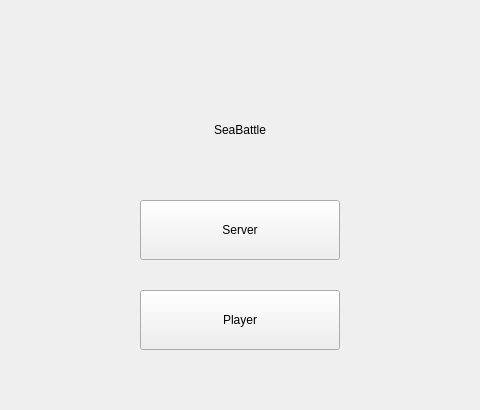
First picture: the form in OS_Lab09/mainwindow.ui, repository Dou6leR/OS_Lab09_WarshipBattle, before the edit; both pictures show x 160 to 640 and y 0 to 410 of the 800 by 600 pixel window.
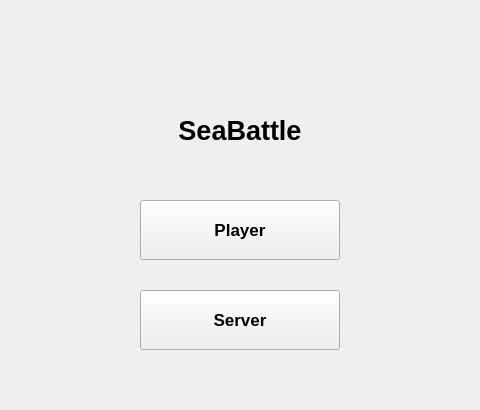
Second picture: the form after the edit. The open tabs and pages were chosen to show the change.

Commit message: Buttons restyle

Diff of the .ui file:
```diff
--- a/OS_Lab09/mainwindow.ui
+++ b/OS_Lab09/mainwindow.ui
@@ -37,11 +37,18 @@
       <property name="geometry">
        <rect>
         <x>300</x>
-        <y>200</y>
+        <y>290</y>
         <width>200</width>
         <height>60</height>
        </rect>
       </property>
+      <property name="font">
+       <font>
+        <family>Noto Sans Bengali UI</family>
+        <pointsize>13</pointsize>
+        <bold>true</bold>
+       </font>
+      </property>
       <property name="text">
        <string>Server</string>
       </property>
@@ -50,14 +57,24 @@
       <property name="geometry">
        <rect>
         <x>300</x>
-        <y>290</y>
+        <y>200</y>
         <width>200</width>
         <height>60</height>
        </rect>
       </property>
+      <property name="font">
+       <font>
+        <family>Noto Sans Bengali UI</family>
+        <pointsize>13</pointsize>
+        <bold>true</bold>
+       </font>
+      </property>
       <property name="text">
        <string>Player</string>
       </property>
+      <property name="flat">
+       <bool>false</bool>
+      </property>
      </widget>
      <widget class="QLabel" name="game_name">
       <property name="geometry">
@@ -68,6 +85,13 @@
         <height>60</height>
        </rect>
       </property>
+      <property name="font">
+       <font>
+        <family>Noto Sans Bengali UI</family>
+        <pointsize>20</pointsize>
+        <bold>true</bold>
+       </font>
+      </property>
       <property name="text">
        <string>SeaBattle</string>
       </property>
```
Left out of the diff: 11 changed lines with no effect on the pictures.
